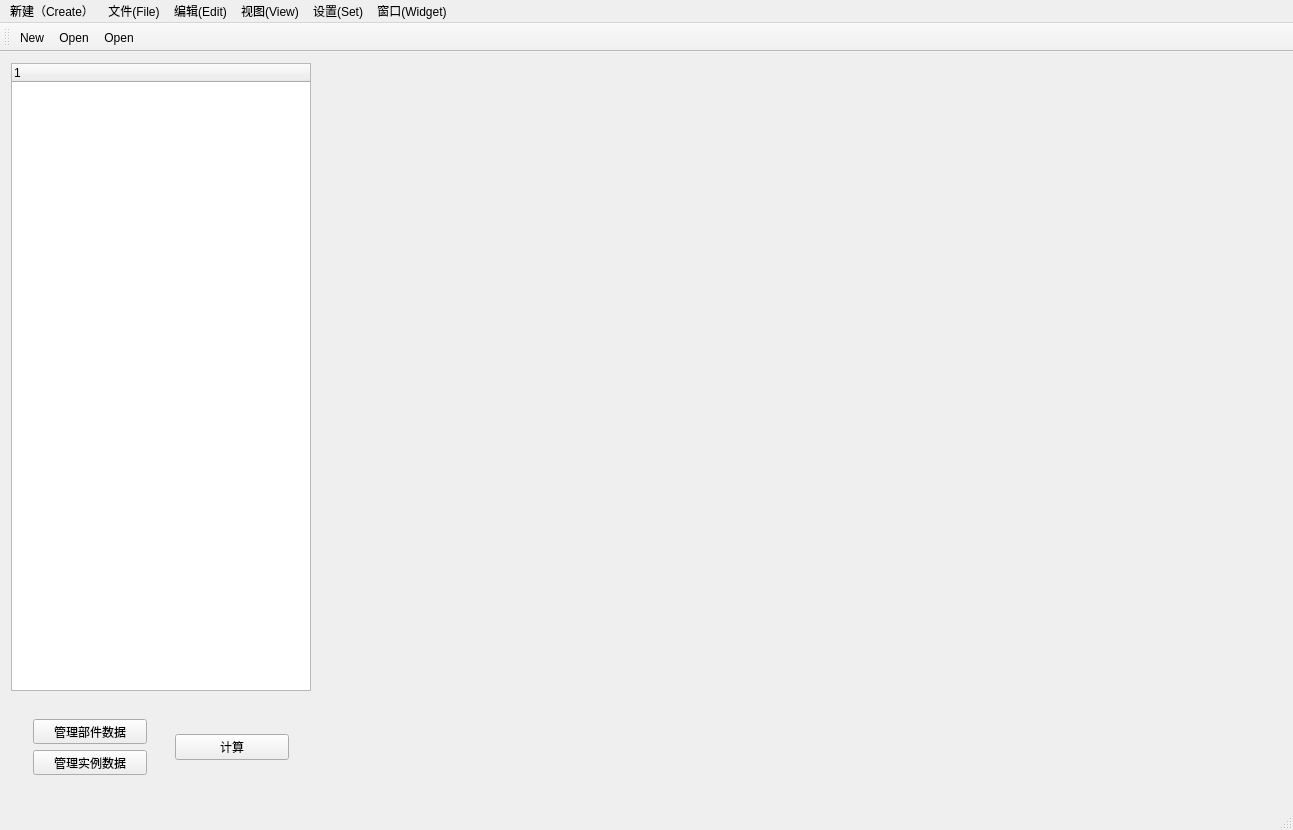
This is TW/InterFace.ui in Shixuku/Tower-Visual as Qt 5 draws it before an edit. The edited form follows.
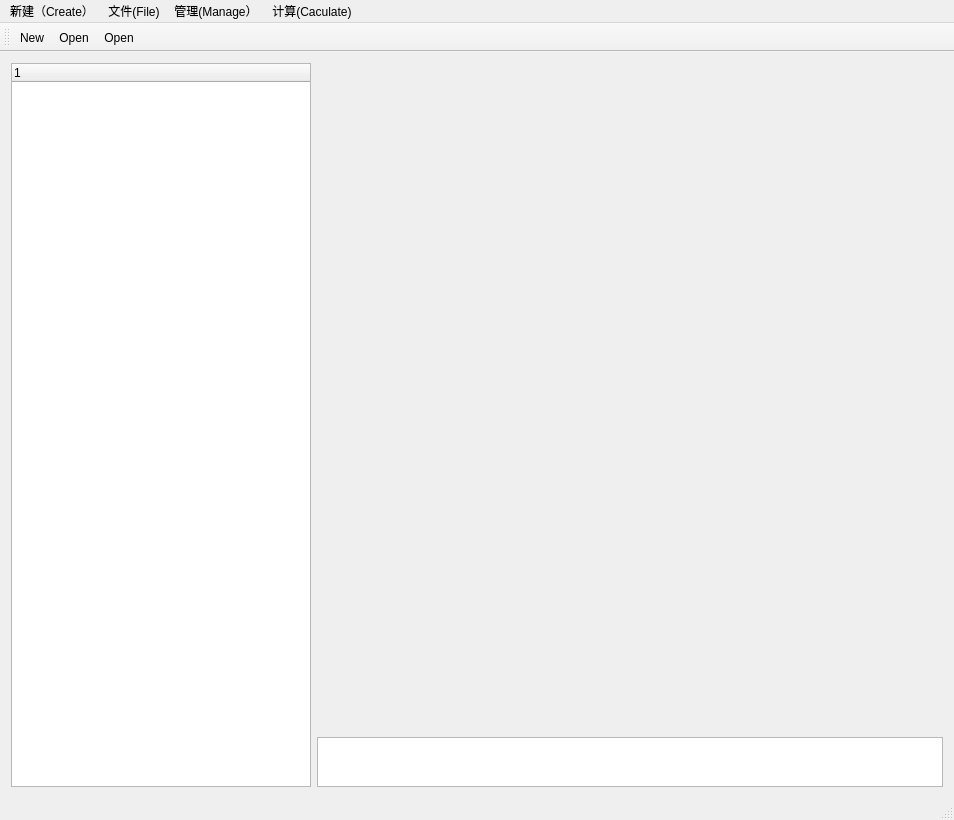
This is the edited form. Icons and pictures are not drawn.

```diff
--- a/TW/InterFace.ui
+++ b/TW/InterFace.ui
@@ -6,8 +6,8 @@
    <rect>
     <x>0</x>
     <y>0</y>
-    <width>1293</width>
-    <height>830</height>
+    <width>954</width>
+    <height>820</height>
    </rect>
   </property>
   <property name="windowTitle">
@@ -15,7 +15,7 @@
   </property>
   <widget class="QWidget" name="centralWidget">
    <layout class="QGridLayout" name="gridLayout">
-    <item row="0" column="1">
+    <item row="0" column="1" rowspan="3">
      <widget class="QTreeWidget" name="treeWidget">
       <property name="enabled">
        <bool>true</bool>
@@ -33,54 +33,19 @@
       </column>
      </widget>
     </item>
-    <item row="1" column="1">
-     <widget class="QWidget" name="widget_3" native="true">
-      <property name="maximumSize">
-       <size>
-        <width>300</width>
-        <height>100</height>
-       </size>
-      </property>
-      <layout class="QHBoxLayout" name="horizontalLayout">
-       <item>
-        <widget class="QWidget" name="widget_4" native="true">
-         <layout class="QVBoxLayout" name="verticalLayout">
-          <item>
-           <widget class="QPushButton" name="btn_part">
-            <property name="text">
-             <string>管理部件数据</string>
-            </property>
-           </widget>
-          </item>
-          <item>
-           <widget class="QPushButton" name="btn_ins">
-            <property name="text">
-             <string>管理实例数据</string>
-            </property>
-           </widget>
-          </item>
-         </layout>
-        </widget>
-       </item>
-       <item>
-        <widget class="QWidget" name="widget_5" native="true">
-         <layout class="QVBoxLayout" name="verticalLayout_2">
-          <item>
-           <widget class="QPushButton" name="btn_caculate">
-            <property name="text">
-             <string>计算</string>
-            </property>
-           </widget>
-          </item>
-         </layout>
-        </widget>
-       </item>
-      </layout>
-     </widget>
-    </item>
-    <item row="0" column="3" rowspan="2">
+    <item row="0" column="2" rowspan="2">
      <widget class="QWidget" name="widget" native="true"/>
     </item>
+    <item row="2" column="2">
+     <widget class="QTextEdit" name="textEdit">
+      <property name="maximumSize">
+       <size>
+        <width>16777215</width>
+        <height>50</height>
+       </size>
+      </property>
+     </widget>
+    </item>
    </layout>
   </widget>
   <widget class="QMenuBar" name="menuBar">
@@ -88,7 +53,7 @@
     <rect>
      <x>0</x>
      <y>0</y>
-     <width>1293</width>
+     <width>954</width>
      <height>26</height>
     </rect>
    </property>
@@ -99,46 +64,31 @@
     <addaction name="menuSave"/>
     <addaction name="actionRead"/>
    </widget>
-   <widget class="QMenu" name="menu_2">
-    <property name="title">
-     <string>编辑(Edit)</string>
-    </property>
-   </widget>
    <widget class="QMenu" name="menu_View">
     <property name="title">
-     <string>视图(View)</string>
+     <string>管理(Manage）</string>
     </property>
-   </widget>
-   <widget class="QMenu" name="menu_Set">
-    <property name="title">
-     <string>设置(Set)</string>
-    </property>
-   </widget>
-   <widget class="QMenu" name="menu_Widget">
-    <property name="title">
-     <string>窗口(Widget)</string>
-    </property>
+    <addaction name="actionMpart"/>
+    <addaction name="actionMinstance"/>
    </widget>
    <widget class="QMenu" name="menu_Create">
     <property name="title">
      <string>新建（Create）</string>
     </property>
-    <widget class="QMenu" name="menuPart">
-     <property name="title">
-      <string>Part</string>
-     </property>
-     <addaction name="actionLeg"/>
-     <addaction name="actionBody"/>
-     <addaction name="actionCrossArm"/>
-    </widget>
-    <addaction name="menuPart"/>
+    <addaction name="actionLeg_3"/>
+    <addaction name="actionBody_2"/>
+    <addaction name="actionHead"/>
+   </widget>
+   <widget class="QMenu" name="menu_Caculate">
+    <property name="title">
+     <string>计算(Caculate)</string>
+    </property>
+    <addaction name="actionCaculate"/>
    </widget>
    <addaction name="menu_Create"/>
    <addaction name="menu"/>
-   <addaction name="menu_2"/>
    <addaction name="menu_View"/>
-   <addaction name="menu_Set"/>
-   <addaction name="menu_Widget"/>
+   <addaction name="menu_Caculate"/>
   </widget>
   <widget class="QToolBar" name="mainToolBar">
    <attribute name="toolBarArea">
```
Left out of the diff: 40 changed lines with no effect on the pictures.
